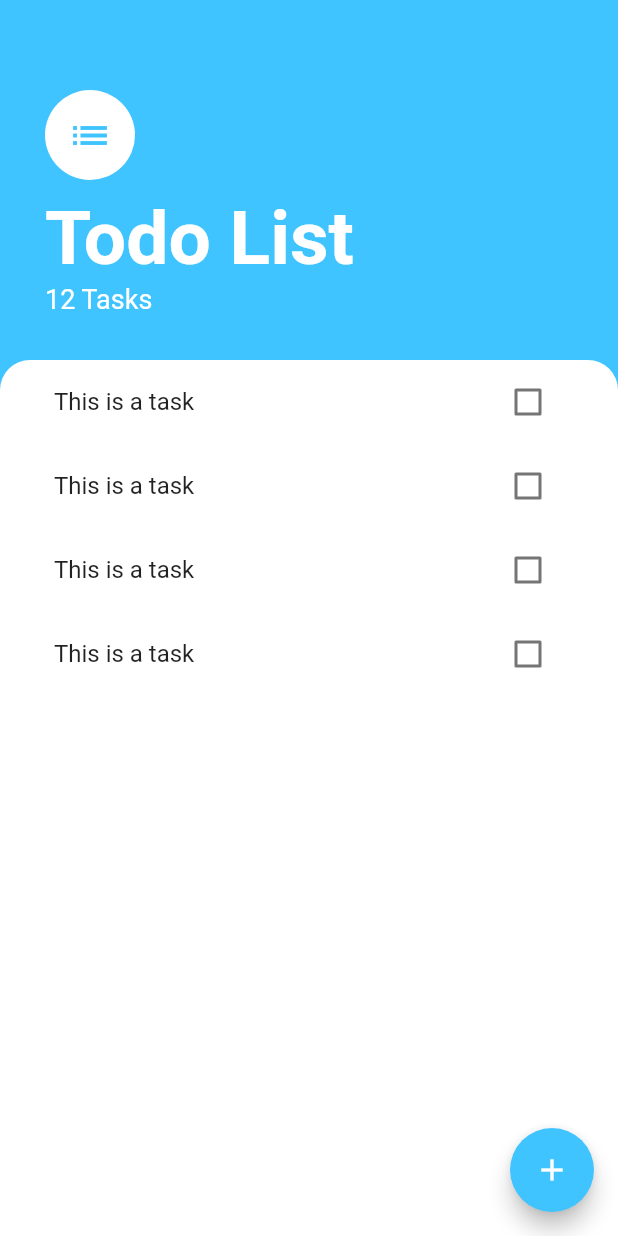
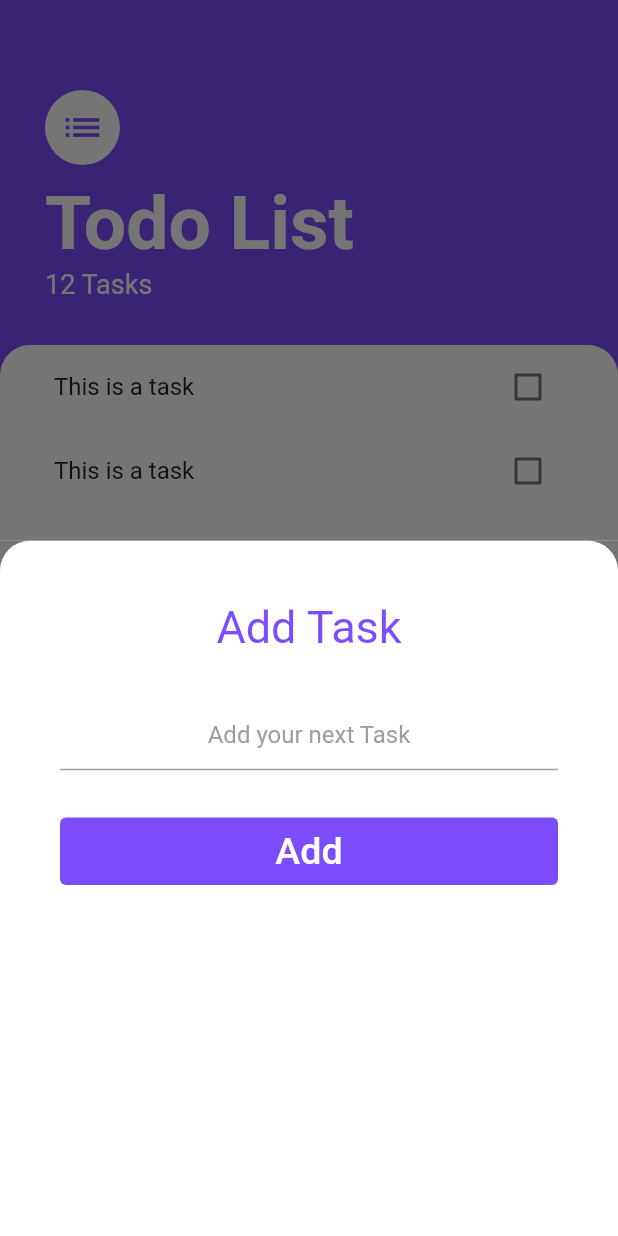
Before and after one commit to VTarunaKumar/ToDo_Application, a Flutter app: the screen it shows after launch, after a tap on the "add" icon, on a phone screen of 412 x 824 dp. Run offline on Flutter 3.47's test engine with Material 2 defaults, Android fonts, the phone set to English and light mode, and no system bars.

Commit message:
Finished for 20/10/22

```diff
--- /dev/null
+++ b/lib/screens/add_task_screen.dart
@@ -0,0 +1,64 @@
+import 'package:flutter/material.dart';
+
+class AddTaskScreen extends StatelessWidget {
+  const AddTaskScreen({Key? key}) : super(key: key);
+
+  @override
+  Widget build(BuildContext context) {
+    return Container(
+      color: Color(0xff757575),
+      child: Container(
+        padding: EdgeInsets.all(20),
+        decoration: BoxDecoration(
+          color: Colors.white,
+          borderRadius: BorderRadius.only(
+            topRight: Radius.circular(20),
+            topLeft: Radius.circular(20),
+          ),
+        ),
+        child: Container(
+          padding: EdgeInsets.all(20),
+          child: Column(
+            crossAxisAlignment: CrossAxisAlignment.stretch,
+            children: [
+              Text(
+                "Add Task",
+                textAlign: TextAlign.center,
+                style: TextStyle(
+                  fontSize: 30,
+                  color: Colors.deepPurpleAccent,
+                ),
+              ),
+              SizedBox(
+                height: 30,
+              ),
+              TextField(
+                textAlign: TextAlign.center,
+                decoration: new InputDecoration(
+                    hintText: "Add your next Task",
+                    hintStyle: TextStyle(
+                      color: Colors.grey,
+                    )),
+              ),
+              SizedBox(
+                height: 30,
+              ),
+              TextButton(
+                style: ButtonStyle(
+                  backgroundColor:
+                      MaterialStateProperty.all(Colors.deepPurpleAccent),
+                ),
+                onPressed: () {},
+                child: Text(
+                  "Add",
+                  textAlign: TextAlign.center,
+                  style: TextStyle(fontSize: 25, color: Colors.white),
+                ),
+              )
+            ],
+          ),
+        ),
+      ),
+    );
+  }
+}
--- a/lib/screens/tasks_screen.dart
+++ b/lib/screens/tasks_screen.dart
@@ -1,23 +1,18 @@
 import 'package:flutter/material.dart';
 import 'package:to_do_app/Widgets/task_list.dart';
+import 'add_task_screen.dart';
 
-class TasksScreen extends StatefulWidget {
-  const TasksScreen({Key? key}) : super(key: key);
-
-  @override
-  State<TasksScreen> createState() => _TasksScreenState();
-}
-
-class _TasksScreenState extends State<TasksScreen> {
+class TasksScreen extends StatelessWidget {
   @override
   Widget build(BuildContext context) {
     return Scaffold(
-      backgroundColor: Colors.lightBlueAccent,
+      backgroundColor: Colors.deepPurpleAccent,
       floatingActionButton: FloatingActionButton(
         onPressed: () {
-          //
+          showModalBottomSheet(
+              context: context, builder: (context) => AddTaskScreen());
         },
-        backgroundColor: Colors.lightBlueAccent,
+        backgroundColor: Colors.deepPurpleAccent,
         child: Icon(Icons.add),
       ),
       body: Column(
@@ -29,12 +24,12 @@ class _TasksScreenState extends State<TasksScreen> {
               crossAxisAlignment: CrossAxisAlignment.start,
               children: <Widget>[
                 CircleAvatar(
-                    radius: 30,
+                    radius: 25,
                     backgroundColor: Colors.white,
                     child: Icon(
                       Icons.list,
                       size: 30,
-                      color: Colors.lightBlueAccent,
+                      color: Colors.deepPurpleAccent,
                     )),
                 SizedBox(
                   height: 10,
```
